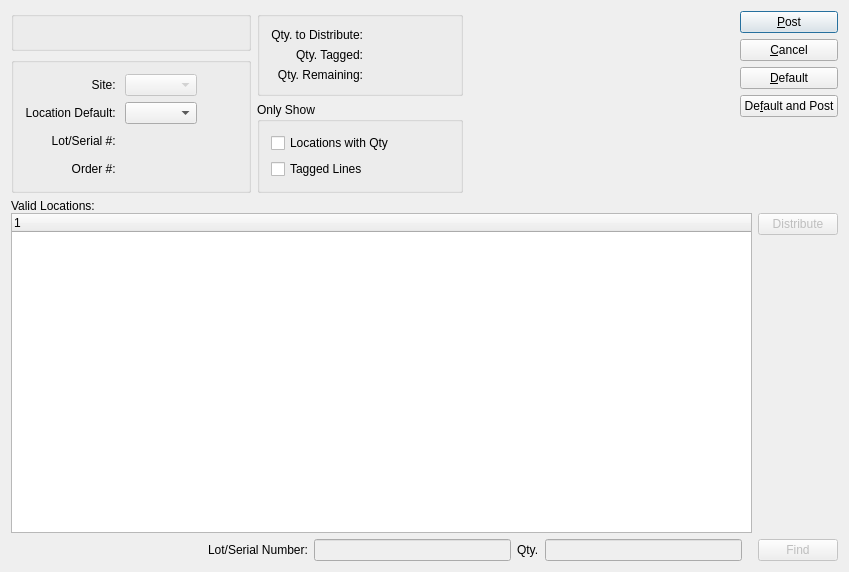
This is guiclient/distributeInventory.ui in Pegasus-RPG/xtuple-client as Qt 5 draws it before an edit. The edited form follows.
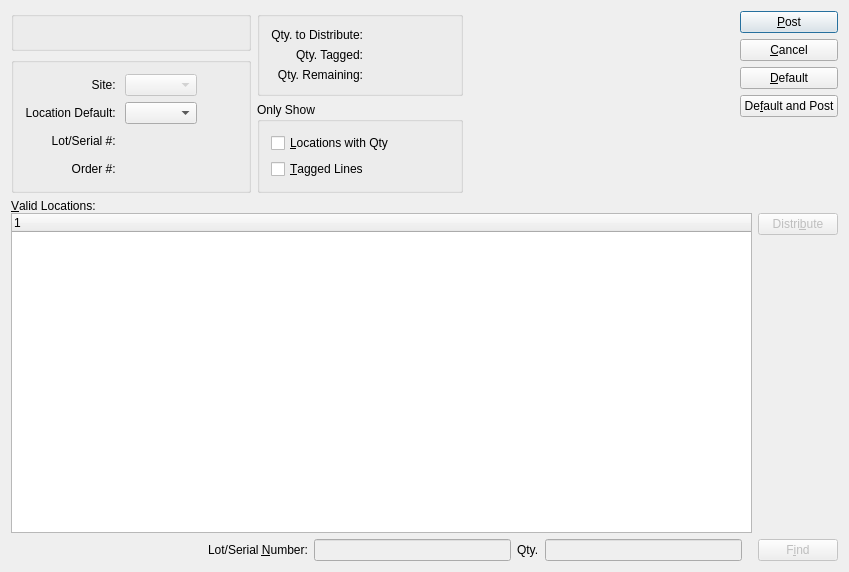
This is the edited form. Custom widgets are drawn as their Qt base class.

Patch:
```diff
--- a/guiclient/distributeInventory.ui
+++ b/guiclient/distributeInventory.ui
@@ -306,14 +306,14 @@
             <item>
              <widget class="XCheckBox" name="_qtyOnly">
               <property name="text">
-               <string>Locations with Qty</string>
+               <string>&amp;Locations with Qty</string>
               </property>
              </widget>
             </item>
             <item>
              <widget class="XCheckBox" name="_taggedOnly">
               <property name="text">
-               <string>Tagged Lines</string>
+               <string>&amp;Tagged Lines</string>
               </property>
              </widget>
             </item>
@@ -440,7 +440,10 @@
         <item>
          <widget class="QLabel" name="_validLocationsLit">
           <property name="text">
-           <string>Valid Locations:</string>
+           <string>&amp;Valid Locations:</string>
+          </property>
+          <property name="buddy">
+           <cstring>_itemloc</cstring>
           </property>
          </widget>
         </item>
@@ -471,7 +474,7 @@
                <bool>false</bool>
               </property>
               <property name="text">
-               <string>Distribute</string>
+               <string>Distri&amp;bute</string>
               </property>
              </widget>
             </item>
@@ -511,7 +514,10 @@
             <item>
              <widget class="QLabel" name="_bcLit">
               <property name="text">
-               <string>Lot/Serial Number:</string>
+               <string>Lot/Serial &amp;Number:</string>
+              </property>
+              <property name="buddy">
+               <cstring>_bc</cstring>
               </property>
              </widget>
             </item>
@@ -544,7 +550,7 @@
              <bool>false</bool>
             </property>
             <property name="text">
-             <string>Find</string>
+             <string>F&amp;ind</string>
             </property>
            </widget>
           </item>
```
Left out of the diff: 3 changed lines with no effect on the pictures.
